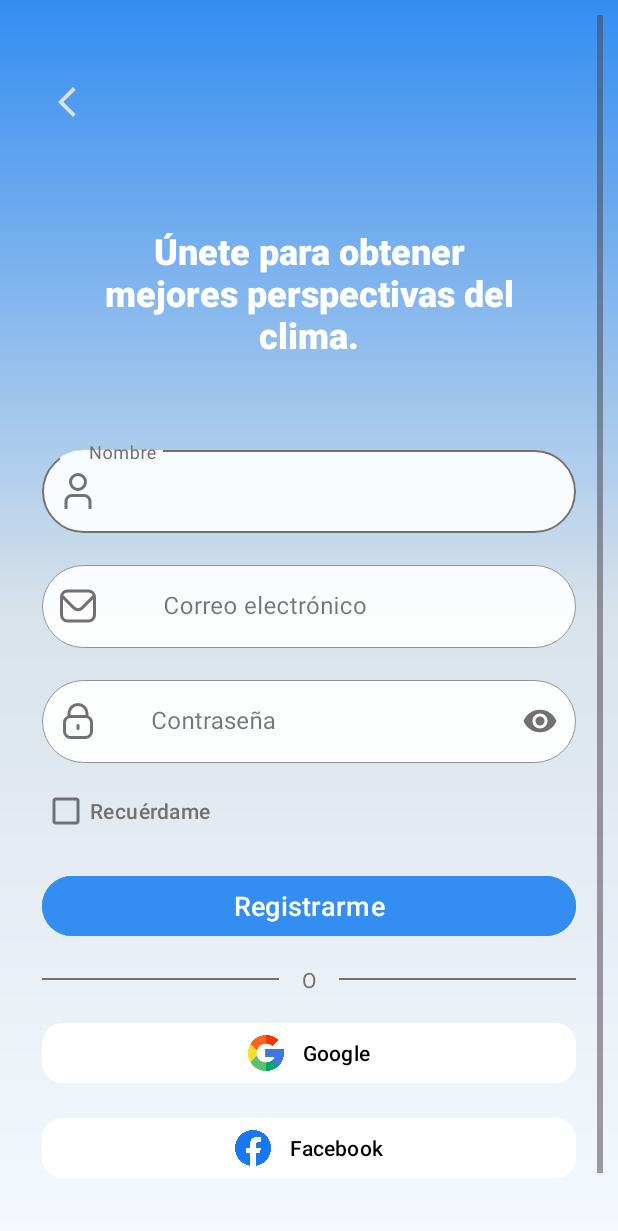
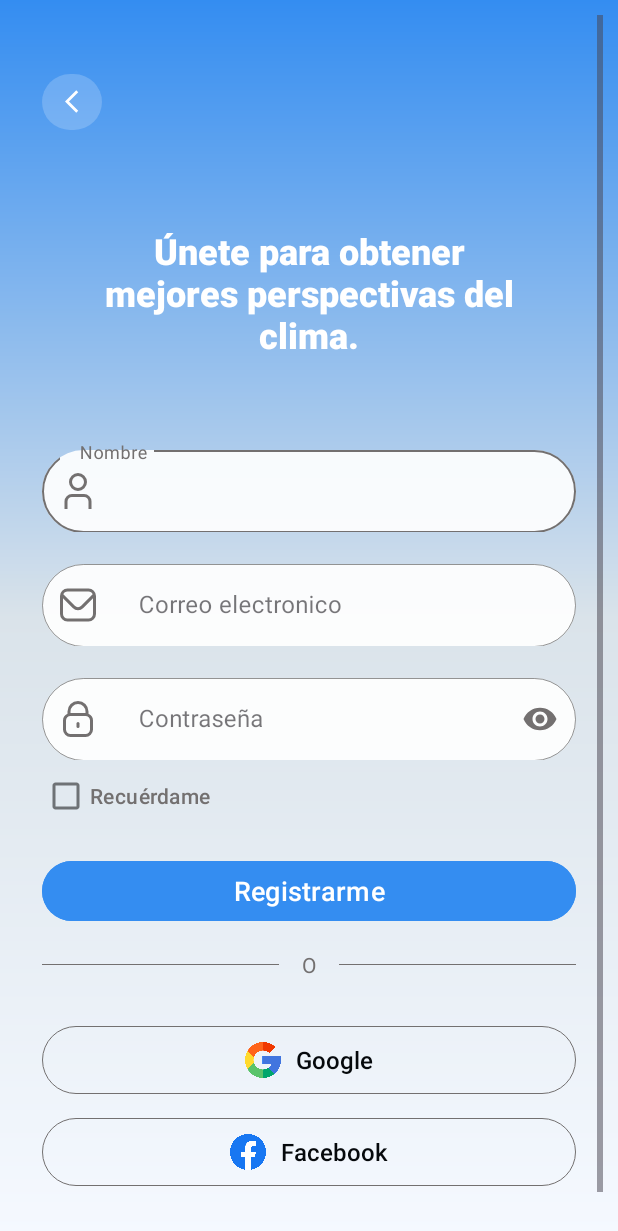
Before and after one commit to Sotalexx/Estacion_Meteorologica, an Android app: the SignUp screen opened directly, with no data from a screen before it, on a phone screen of 412 x 824 dp. Shown: the top 1231 px of the screen. Run offline under Robolectric (Android 15) with nearby library versions, the phone set to English and light mode, and no system bars; Roboto replaces fonts that are not available here.

Commit message:
Revert "Se agrego funcionalidad al login y al registro con google"
This reverts commit 4d2834128868546abeb4da9f36d2a18d77cd8342.

```diff
--- a/app/src/main/java/com/example/estacion_meteorologica/start/SignUp.java
+++ b/app/src/main/java/com/example/estacion_meteorologica/start/SignUp.java
@@ -2,152 +2,58 @@ package com.example.estacion_meteorologica.start;
 
 import android.content.Intent;
 import android.os.Bundle;
-import android.text.TextUtils;
 import android.view.View;
 import android.widget.Button;
-import android.widget.ImageButton;
 import android.widget.TextView;
-import android.widget.Toast;
 
+import androidx.activity.EdgeToEdge;
 import androidx.appcompat.app.AppCompatActivity;
+import androidx.core.graphics.Insets;
+import androidx.core.view.ViewCompat;
+import androidx.core.view.WindowInsetsCompat;
 
 import com.example.estacion_meteorologica.MainActivity;
 import com.example.estacion_meteorologica.R;
-import com.google.android.gms.auth.api.signin.GoogleSignIn;
-import com.google.android.gms.auth.api.signin.GoogleSignInAccount;
-import com.google.android.gms.auth.api.signin.GoogleSignInClient;
-import com.google.android.gms.auth.api.signin.GoogleSignInOptions;
-import com.google.android.gms.common.api.ApiException;
-import com.google.android.gms.tasks.Task;
-import com.google.android.material.button.MaterialButton;
-import com.google.android.material.textfield.TextInputLayout;
-import com.google.firebase.auth.AuthCredential;
-import com.google.firebase.auth.FirebaseAuth;
-import com.google.firebase.auth.FirebaseUser;
-import com.google.firebase.auth.GoogleAuthProvider;
-import com.google.firebase.auth.UserProfileChangeRequest;
 
 public class SignUp extends AppCompatActivity {
 
-    private static final int RC_SIGN_IN = 9001;
-
-    private ImageButton btnBack;
-    private Button btnSignup;
-    private TextView btnIrLogin;
-    private TextInputLayout name, email, password;
-    private FirebaseAuth auth;
-    private GoogleSignInClient googleSignInClient;
-    private MaterialButton btnGoogle;
+    Button btnBack, btnSignup;
+    TextView btnIrLogin;
 
     @Override
     protected void onCreate(Bundle savedInstanceState) {
         super.onCreate(savedInstanceState);
         setContentView(R.layout.activity_sign_up);
 
-        btnBack = findViewById(R.id.btnBack);
-        btnSignup = findViewById(R.id.btn_signup);
-        btnIrLogin = findViewById(R.id.btnIrLogin);
-        btnGoogle = findViewById(R.id.btnGoogle);
+        Button btnBack = findViewById(R.id.btnBack);
+        Button btnSignup = findViewById(R.id.btn_signup);
+        TextView btnIrLogin = findViewById(R.id.btnIrLogin);
 
-        name = findViewById(R.id.name);
-        email = findViewById(R.id.email);
-        password = findViewById(R.id.password);
-
-        auth = FirebaseAuth.getInstance();
-
-        // Configurar Google Sign-In
-        GoogleSignInOptions gso = new GoogleSignInOptions.Builder(GoogleSignInOptions.DEFAULT_SIGN_IN)
-                .requestIdToken(getString(R.string.client_id)) // este string viene de google-services.json
-                .requestEmail()
-                .build();
-
-        googleSignInClient = GoogleSignIn.getClient(this, gso);
-
-        btnBack.setOnClickListener(v -> finish());
-
-        btnIrLogin.setOnClickListener(v -> {
-            startActivity(new Intent(SignUp.this, Login.class));
-            finish();
+        btnBack.setOnClickListener(new View.OnClickListener() {
+            @Override
+            public void onClick(View v) {
+                finish();
+            }
         });
 
-        btnSignup.setOnClickListener(v -> {
-            String userName = name.getEditText().getText().toString().trim();
-            String userEmail = email.getEditText().getText().toString().trim();
-            String userPassword = password.getEditText().getText().toString().trim();
-
-            if (TextUtils.isEmpty(userName) || TextUtils.isEmpty(userEmail) || TextUtils.isEmpty(userPassword)) {
-                Toast.makeText(SignUp.this, "Completa todos los campos", Toast.LENGTH_SHORT).show();
-                return;
+        // Texto de "¿Ya tienes una cuenta?"
+        btnIrLogin.setOnClickListener(new View.OnClickListener() {
+            @Override
+            public void onClick(View v) {
+                Intent intent = new Intent(SignUp.this, Login.class);
+                startActivity(intent);
+                finish();
             }
-
-            if (userPassword.length() < 6) {
-                Toast.makeText(SignUp.this, "La contraseña debe tener al menos 6 caracteres", Toast.LENGTH_SHORT).show();
-                return;
-            }
-
-            auth.createUserWithEmailAndPassword(userEmail, userPassword)
-                    .addOnCompleteListener(task -> {
-                        if (task.isSuccessful()) {
-                            FirebaseUser user = auth.getCurrentUser();
-
-                            UserProfileChangeRequest profileUpdate = new UserProfileChangeRequest.Builder()
-                                    .setDisplayName(userName)
-                                    .build();
-
-                            user.updateProfile(profileUpdate).addOnCompleteListener(updateTask -> {
-                                user.sendEmailVerification()
-                                        .addOnCompleteListener(verifyTask -> {
-                                            if (verifyTask.isSuccessful()) {
-                                                Toast.makeText(SignUp.this, "Registro exitoso. Verifica tu correo", Toast.LENGTH_LONG).show();
-                                                auth.signOut();
-                                                startActivity(new Intent(SignUp.this, Login.class));
-                                                finish();
-                                            } else {
-                                                Toast.makeText(SignUp.this, "Error al enviar verificación", Toast.LENGTH_SHORT).show();
-                                            }
-                                        });
-                            });
-                        } else {
-                            Toast.makeText(SignUp.this, "Error: " + task.getException().getMessage(), Toast.LENGTH_LONG).show();
-                        }
-                    });
         });
 
-        btnGoogle.setOnClickListener(v -> signInWithGoogle());
-    }
+        btnSignup.setOnClickListener(new View.OnClickListener() {
+            @Override
+            public void onClick(View v) {
+                Intent intent = new Intent(SignUp.this, MainActivity.class);
+                startActivity(intent);
+                finish();
+            }
+        });
 
-    private void signInWithGoogle() {
-        Intent signInIntent = googleSignInClient.getSignInIntent();
-        startActivityForResult(signInIntent, RC_SIGN_IN);
-    }
-
-    @Override
-    public void onActivityResult(int requestCode, int resultCode, Intent data) {
-        super.onActivityResult(requestCode, resultCode, data);
-
-        if (requestCode == RC_SIGN_IN) {
-            Task<GoogleSignInAccount> task = GoogleSignIn.getSignedInAccountFromIntent(data);
-            try {
-                GoogleSignInAccount account = task.getResult(ApiException.class);
-                firebaseAuthWithGoogle(account.getIdToken());
-            } catch (ApiException e) {
-                Toast.makeText(this, "Error en Google Sign-In: " + e.getMessage(), Toast.LENGTH_SHORT).show();
-            }
-        }
-    }
-
-    private void firebaseAuthWithGoogle(String idToken) {
-        AuthCredential credential = GoogleAuthProvider.getCredential(idToken, null);
-        auth.signInWithCredential(credential)
-                .addOnCompleteListener(this, task -> {
-                    if (task.isSuccessful()) {
-                        FirebaseUser user = auth.getCurrentUser();
-                        Toast.makeText(this, "Sesión iniciada con Google", Toast.LENGTH_SHORT).show();
-                        startActivity(new Intent(SignUp.this, MainActivity.class));
-                        finish();
-                    } else {
-                        Toast.makeText(this, "Fallo en autenticación con Google", Toast.LENGTH_SHORT).show();
-                    }
-                });
     }
 }
--- a/app/src/main/res/layout/activity_sign_up.xml
+++ b/app/src/main/res/layout/activity_sign_up.xml
@@ -7,30 +7,26 @@
     android:layout_height="match_parent"
     android:background="@drawable/background_gradient"
     android:padding="10dp"
-    android:fitsSystemWindows="true"
     tools:context=".start.SignUp">
+
 
     <LinearLayout
         android:orientation="vertical"
-        android:layout_width="match_parent"
-        android:layout_height="wrap_content"
         android:layout_marginHorizontal="18dp"
         android:layout_marginTop="35dp"
-        android:paddingBottom="24dp">
+        android:layout_width="match_parent"
+        android:layout_height="wrap_content">
 
-        <!-- Botón de regresar -->
-        <ImageButton
+        <!--Boton de regresar-->
+        <Button
             android:id="@+id/btnBack"
-            android:layout_width="45dp"
+            android:layout_width="40dp"
             android:layout_height="45dp"
-            android:background="?attr/selectableItemBackgroundBorderless"
             android:backgroundTint="#1AFFFFFF"
-            android:padding="10dp"
-            android:src="@drawable/arrow_back"
-            android:tint="@color/blanco"
-            android:layout_gravity="start" />
+            android:paddingStart="15dp"
+            app:tint="@color/blanco"
+            app:icon="@drawable/arrow_back"/>
 
-        <!-- Título -->
         <TextView
             android:layout_width="match_parent"
             android:layout_height="wrap_content"
@@ -42,18 +38,17 @@
             android:textColor="@color/white"
             android:layout_marginTop="60dp" />
 
-        <!-- Campo Nombre -->
+        <!--Ingresar información y checkbox-->
         <com.google.android.material.textfield.TextInputLayout
-            android:id="@+id/name"
             style="@style/Widget.MaterialComponents.TextInputLayout.OutlinedBox"
             android:layout_width="match_parent"
-            android:layout_height="wrap_content"
+            android:layout_height="60dp"
             android:layout_marginTop="55dp"
             app:boxBackgroundColor="#E9FFFFFF"
+            app:boxCornerRadiusBottomEnd="32dp"
+            app:boxCornerRadiusBottomStart="32dp"
+            app:boxCornerRadiusTopEnd="32dp"
             app:boxCornerRadiusTopStart="32dp"
-            app:boxCornerRadiusTopEnd="32dp"
-            app:boxCornerRadiusBottomStart="32dp"
-            app:boxCornerRadiusBottomEnd="32dp"
             app:boxStrokeColor="#737070"
             app:boxStrokeWidth="0.5dp"
             app:boxStrokeWidthFocused="1dp"
@@ -62,25 +57,24 @@
             app:startIconTint="#737070">
 
             <com.google.android.material.textfield.TextInputEditText
+                android:id="@+id/name"
                 android:layout_width="match_parent"
                 android:layout_height="55dp"
-                android:hint="     Nombre"
+                android:hint="   Nombre"
                 android:textColor="#737070"
                 android:textColorHint="#737070" />
         </com.google.android.material.textfield.TextInputLayout>
 
-        <!-- Campo Email -->
         <com.google.android.material.textfield.TextInputLayout
-            android:id="@+id/email"
             style="@style/Widget.MaterialComponents.TextInputLayout.OutlinedBox"
             android:layout_width="match_parent"
-            android:layout_height="wrap_content"
+            android:layout_height="60dp"
             android:layout_marginTop="16dp"
             app:boxBackgroundColor="#E9FFFFFF"
+            app:boxCornerRadiusBottomEnd="32dp"
+            app:boxCornerRadiusBottomStart="32dp"
+            app:boxCornerRadiusTopEnd="32dp"
             app:boxCornerRadiusTopStart="32dp"
-            app:boxCornerRadiusTopEnd="32dp"
-            app:boxCornerRadiusBottomStart="32dp"
-            app:boxCornerRadiusBottomEnd="32dp"
             app:boxStrokeColor="#737070"
             app:boxStrokeWidth="0.5dp"
             app:boxStrokeWidthFocused="1dp"
@@ -89,25 +83,24 @@
             app:startIconTint="#737070">
 
             <com.google.android.material.textfield.TextInputEditText
+                android:id="@+id/email"
                 android:layout_width="match_parent"
                 android:layout_height="55dp"
-                android:hint="       Correo electrónico"
+                android:hint="   Correo electronico"
                 android:textColor="#737070"
                 android:textColorHint="#737070" />
         </com.google.android.material.textfield.TextInputLayout>
 
-        <!-- Campo Contraseña -->
         <com.google.android.material.textfield.TextInputLayout
-            android:id="@+id/password"
             style="@style/Widget.MaterialComponents.TextInputLayout.OutlinedBox"
             android:layout_width="match_parent"
-            android:layout_height="wrap_content"
+            android:layout_height="60dp"
             android:layout_marginTop="16dp"
             app:boxBackgroundColor="#E9FFFFFF"
+            app:boxCornerRadiusBottomEnd="32dp"
+            app:boxCornerRadiusBottomStart="32dp"
+            app:boxCornerRadiusTopEnd="32dp"
             app:boxCornerRadiusTopStart="32dp"
-            app:boxCornerRadiusTopEnd="32dp"
-            app:boxCornerRadiusBottomStart="32dp"
-            app:boxCornerRadiusBottomEnd="32dp"
             app:boxStrokeColor="#737070"
             app:boxStrokeWidth="0.5dp"
             app:boxStrokeWidthFocused="1dp"
@@ -118,27 +111,26 @@
             app:startIconTint="#737070">
 
             <com.google.android.material.textfield.TextInputEditText
+                android:id="@+id/password"
                 android:layout_width="match_parent"
                 android:layout_height="55dp"
-                android:hint="     Contraseña"
+                android:hint="   Contraseña"
                 android:inputType="textPassword"
                 android:textColor="#737070"
                 android:textColorHint="#737070" />
         </com.google.android.material.textfield.TextInputLayout>
 
-        <!-- Checkbox Recuérdame -->
         <com.google.android.material.checkbox.MaterialCheckBox
             android:id="@+id/checkBox"
             android:layout_width="wrap_content"
             android:layout_height="wrap_content"
-            android:layout_marginTop="8dp"
             android:fontFamily="sans-serif-medium"
             android:text="Recuérdame"
             android:textColor="#737070"
             android:textSize="14sp"
             app:buttonTint="@color/gris" />
 
-        <!-- Botón Registrarme -->
+        <!--Boton de registro solo, con google y con facebook -->
         <Button
             android:id="@+id/btn_signup"
             android:text="Registrarme"
@@ -149,9 +141,8 @@
             android:layout_width="match_parent"
             android:layout_height="wrap_content" />
 
-        <!-- Separador con "O" -->
         <LinearLayout
-            android:layout_width="match_parent"
+            android:layout_width="wrap_content"
             android:layout_height="wrap_content"
             android:orientation="horizontal"
             android:layout_gravity="center"
@@ -159,13 +150,14 @@
             android:gravity="center">
 
             <View
-                android:layout_width="0dp"
-                android:layout_height="1dp"
+                android:id="@+id/view"
+                android:layout_width="wrap_content"
+                android:layout_height="0.5dp"
                 android:layout_weight="1"
                 android:background="#737070" />
 
             <TextView
-                android:layout_width="wrap_content"
+                android:layout_width="match_parent"
                 android:layout_height="wrap_content"
                 android:text="O"
                 android:paddingHorizontal="15dp"
@@ -173,73 +165,104 @@
                 android:gravity="center" />
 
             <View
-                android:layout_width="0dp"
-                android:layout_height="1dp"
+                android:id="@+id/view2"
+                android:layout_width="wrap_content"
+                android:layout_height="0.5dp"
                 android:layout_weight="1"
                 android:background="#737070" />
+
         </LinearLayout>
 
-        <!-- Botón Google -->
-        <com.google.android.material.button.MaterialButton
+        <LinearLayout
             android:id="@+id/btnGoogle"
             android:layout_width="match_parent"
-            android:layout_height="wrap_content"
-            android:layout_marginBottom="15dp"
-            android:text="Google"
-            app:cornerRadius="14dp"
-            android:backgroundTint="@color/white"
-            android:textColor="@color/black"
-            app:icon="@drawable/google"
-            app:iconTint="@null"
-            app:iconPadding="12dp"
-            app:iconGravity="textStart"
-            app:iconSize="24dp" />
+            android:layout_height="45dp"
+            android:layout_marginTop="16dp"
+            android:orientation="horizontal"
+            android:gravity="center"
+            android:layout_gravity="center"
+            android:background="@drawable/bg_btn"
+            android:paddingStart="24dp"
+            android:paddingEnd="24dp"
+            android:clickable="true"
+            android:focusable="true">
 
-        <!-- Botón Facebook -->
-        <com.google.android.material.button.MaterialButton
+            <ImageView
+                android:layout_width="24dp"
+                android:layout_height="24dp"
+                android:src="@drawable/google"
+                android:layout_marginEnd="10dp"
+                android:contentDescription="Google Icon" />
+
+            <TextView
+                android:layout_width="wrap_content"
+                android:layout_height="wrap_content"
+                android:gravity="center"
+                android:text="Google"
+                android:textColor="@color/azul_negro"
+                android:textSize="16sp"
+                android:fontFamily="sans-serif-medium" />
+        </LinearLayout>
+
+        <LinearLayout
             android:id="@+id/btnFacebook"
             android:layout_width="match_parent"
-            android:layout_height="wrap_content"
-            android:layout_marginBottom="15dp"
-            android:text="Facebook"
-            app:cornerRadius="14dp"
-            android:backgroundTint="@color/white"
-            android:textColor="@color/black"
-            app:icon="@drawable/facebook"
-            app:iconTint="@null"
-            app:iconPadding="12dp"
-            app:iconGravity="textStart"
-            app:iconSize="24dp" />
+            android:layout_height="45dp"
+            android:layout_marginTop="16dp"
+            android:orientation="horizontal"
+            android:gravity="center"
+            android:layout_gravity="center"
+            android:background="@drawable/bg_btn"
+            android:paddingStart="24dp"
+            android:paddingEnd="24dp"
+            android:clickable="true"
+            android:focusable="true">
 
-        <!-- Ya tienes cuenta -->
+            <ImageView
+                android:layout_width="24dp"
+                android:layout_height="24dp"
+                android:src="@drawable/facebook"
+                android:layout_marginEnd="10dp"
+                android:contentDescription="Facebook Icon" />
+
+            <TextView
+                android:layout_width="wrap_content"
+                android:layout_height="wrap_content"
+                android:gravity="center"
+                android:text="Facebook"
+                android:textColor="@color/azul_negro"
+                android:textSize="16sp"
+                android:fontFamily="sans-serif-medium" />
+        </LinearLayout>
+
+        <!--Ya tienes cuenta?-->
         <LinearLayout
             android:layout_width="wrap_content"
             android:layout_height="wrap_content"
             android:orientation="horizontal"
             android:layout_marginTop="10dp"
-            android:layout_gravity="center"
-            android:gravity="center_vertical">
+            android:layout_gravity="center">
 
             <TextView
-                android:layout_width="wrap_content"
+                android:layout_width="match_parent"
                 android:layout_height="wrap_content"
-                android:text="¿Ya tienes una cuenta?"
+                android:text="Ya tienes una cuenta?"
                 android:textColor="@color/gris"
-                android:textSize="14sp" />
+                android:layout_marginTop="24dp"
+                android:gravity="center" />
 
             <TextView
                 android:id="@+id/btnIrLogin"
-                android:layout_width="wrap_content"
+                android:layout_width="match_parent"
                 android:layout_height="wrap_content"
-                android:text="Inicia sesión"
+                android:text="@string/Login"
                 android:textColor="@color/azul"
-                android:textStyle="bold"
-                android:clickable="true"
-                android:focusable="true"
-                android:paddingStart="8dp"
-                android:background="?attr/selectableItemBackground"
-                android:textSize="14sp" />
+                android:layout_marginTop="24dp"
+                android:gravity="center" />
+
         </LinearLayout>
 
+
     </LinearLayout>
+
 </ScrollView>
--- a/app/src/main/res/values/strings.xml
+++ b/app/src/main/res/values/strings.xml
@@ -14,5 +14,4 @@
             </u>
         </b>
     </string>
-    <string name="client_id">384339025610-29es4iiro93rgmu7gd2c9hg00jq36nv9.apps.googleusercontent.com</string>
 </resources>
```
Also changed, not shown: app/build.gradle (+0 -9 lines), app/src/main/java/com/example/estacion_meteorologica/start/Login.java (+28 -101 lines), app/src/main/res/layout/activity_login.xml (+60 -27 lines), gradle/libs.versions.toml (+0 -8 lines).
